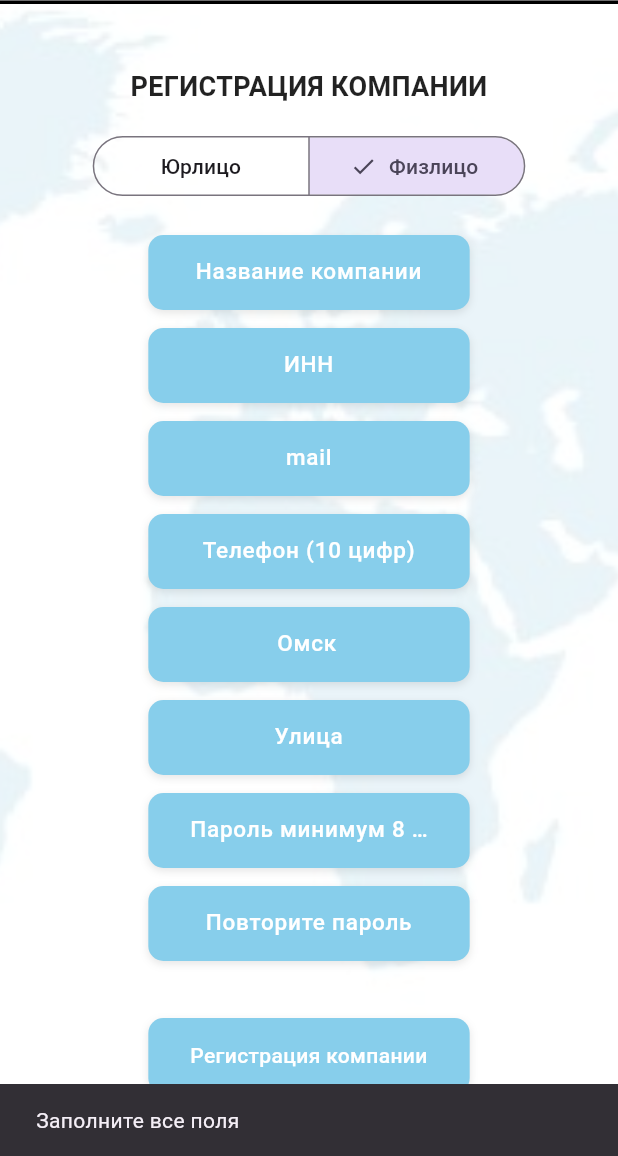
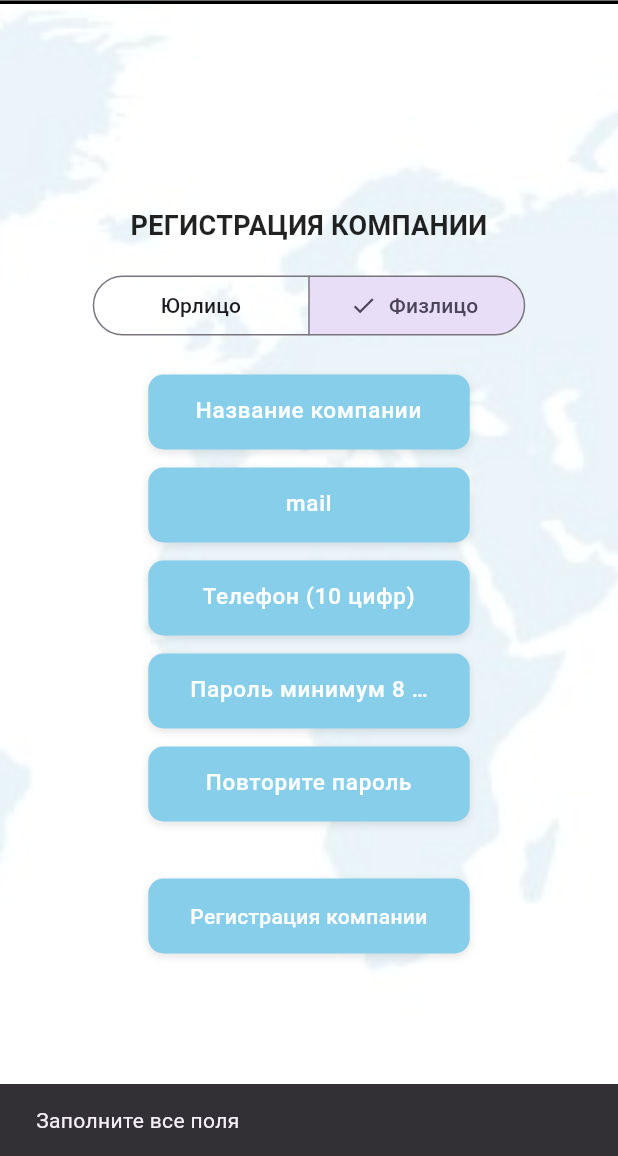
Before and after one commit to som1one/Choice, a Flutter app: the CompanyRegistrationScreen screen opened directly, after a tap on "Физлицо", after a tap on "Регистрация компании", on a phone screen of 412 x 824 dp, the part 80-1236 px from its top. Run offline on Flutter 3.47's test engine with Material 3 defaults, Android fonts, the phone set to English and light mode, and no system bars; our stand-ins replace file_picker, image_picker, permission_handler, shared_preferences, speech_to_text; accounts and stored records are empty.

Commit message:
Simplify company registration: only name/email/phone/password

```diff
--- a/client_app_flutter/lib/screens/company_registration_screen.dart
+++ b/client_app_flutter/lib/screens/company_registration_screen.dart
@@ -15,11 +15,8 @@ class CompanyRegistrationScreen extends StatefulWidget {
 
 class _CompanyRegistrationScreenState extends State<CompanyRegistrationScreen> {
   final TextEditingController _companyNameController = TextEditingController();
-  final TextEditingController _innController = TextEditingController();
   final TextEditingController _emailController = TextEditingController();
   final TextEditingController _phoneController = TextEditingController();
-  final TextEditingController _cityController = TextEditingController(text: 'Омск');
-  final TextEditingController _streetController = TextEditingController();
   final TextEditingController _passwordController = TextEditingController();
   final TextEditingController _confirmPasswordController = TextEditingController();
 
@@ -42,11 +39,8 @@ class _CompanyRegistrationScreenState extends State<CompanyRegistrationScreen> {
   @override
   void dispose() {
     _companyNameController.dispose();
-    _innController.dispose();
     _emailController.dispose();
     _phoneController.dispose();
-    _cityController.dispose();
-    _streetController.dispose();
     _passwordController.dispose();
     _confirmPasswordController.dispose();
     super.dispose();
@@ -185,23 +179,11 @@ class _CompanyRegistrationScreenState extends State<CompanyRegistrationScreen> {
                   ),
                   SizedBox(
                     width: MediaQuery.of(context).size.width * 0.52,
-                    child: _buildTextField(_innController, 'ИНН'),
-                  ),
-                  SizedBox(
-                    width: MediaQuery.of(context).size.width * 0.52,
                     child: _buildTextField(_emailController, 'mail'),
                   ),
                   SizedBox(
                     width: MediaQuery.of(context).size.width * 0.52,
                     child: _buildTextField(_phoneController, 'Телефон (10 цифр)'),
-                  ),
-                  SizedBox(
-                    width: MediaQuery.of(context).size.width * 0.52,
-                    child: _buildTextField(_cityController, 'Город'),
-                  ),
-                  SizedBox(
-                    width: MediaQuery.of(context).size.width * 0.52,
-                    child: _buildTextField(_streetController, 'Улица'),
                   ),
                   SizedBox(
                     width: MediaQuery.of(context).size.width * 0.52,
@@ -285,11 +267,8 @@ class _CompanyRegistrationScreenState extends State<CompanyRegistrationScreen> {
     return GestureDetector(
       onTap: () async {
         if (_companyNameController.text.trim().isEmpty ||
-            _innController.text.trim().isEmpty ||
             _emailController.text.trim().isEmpty ||
             _phoneController.text.trim().isEmpty ||
-            _cityController.text.trim().isEmpty ||
-            _streetController.text.trim().isEmpty ||
             _passwordController.text.isEmpty ||
             _confirmPasswordController.text.isEmpty) {
           ScaffoldMessenger.of(context).showSnackBar(
@@ -317,11 +296,8 @@ class _CompanyRegistrationScreenState extends State<CompanyRegistrationScreen> {
         }
         await AuthService.registerCompany(
           companyName: _companyNameController.text,
-          inn: _innController.text,
           email: _emailController.text,
           password: _passwordController.text,
-          city: _cityController.text,
-          street: _streetController.text,
           phoneNumber: _normalizePhone(_phoneController.text),
           companyType: _companyType,
         );
--- a/client_app_flutter/lib/services/auth_service.dart
+++ b/client_app_flutter/lib/services/auth_service.dart
@@ -202,23 +202,26 @@ class AuthService {
 
   static Future<void> registerCompany({
     required String companyName,
-    required String inn,
     required String email,
     required String password,
-    required String city,
-    required String street,
     required String phoneNumber,
     String? companyType,
+    String? inn,
+    String? city,
+    String? street,
   }) async {
+    final normalizedInn = (inn ?? '').trim();
+    final normalizedCity = (city ?? '-').trim().isEmpty ? '-' : (city ?? '-').trim();
+    final normalizedStreet = (street ?? '-').trim().isEmpty ? '-' : (street ?? '-').trim();
+
     String? remoteToken;
     if (ApiConfig.isConfigured) {
       final remoteResult = await _remoteAuth.registerCompany(
         companyName: companyName,
-        inn: inn,
         email: email,
         password: password,
-        city: city,
-        street: street,
+        city: normalizedCity,
+        street: normalizedStreet,
         phoneNumber: phoneNumber,
       );
       if (remoteResult != null && !remoteResult.success) {
@@ -230,11 +233,11 @@ class AuthService {
     final prefs = await SharedPreferences.getInstance();
     final payload = jsonEncode({
       'companyName': companyName.trim(),
-      'inn': inn.trim(),
+      'inn': normalizedInn,
       'email': email.trim().toLowerCase(),
       'password': _hashPassword(password),
-      'city': city.trim(),
-      'street': street.trim(),
+      'city': normalizedCity,
+      'street': normalizedStreet,
       'phoneNumber': phoneNumber.trim(),
       if (companyType != null && companyType.trim().isNotEmpty) 'companyType': companyType.trim(),
     });
--- a/client_app_flutter/lib/services/remote_auth_service.dart
+++ b/client_app_flutter/lib/services/remote_auth_service.dart
@@ -54,7 +54,6 @@ class RemoteAuthService {
 
   Future<RemoteAuthResult?> registerCompany({
     required String companyName,
-    required String inn,
     required String email,
     required String password,
     String street = '-',
```
